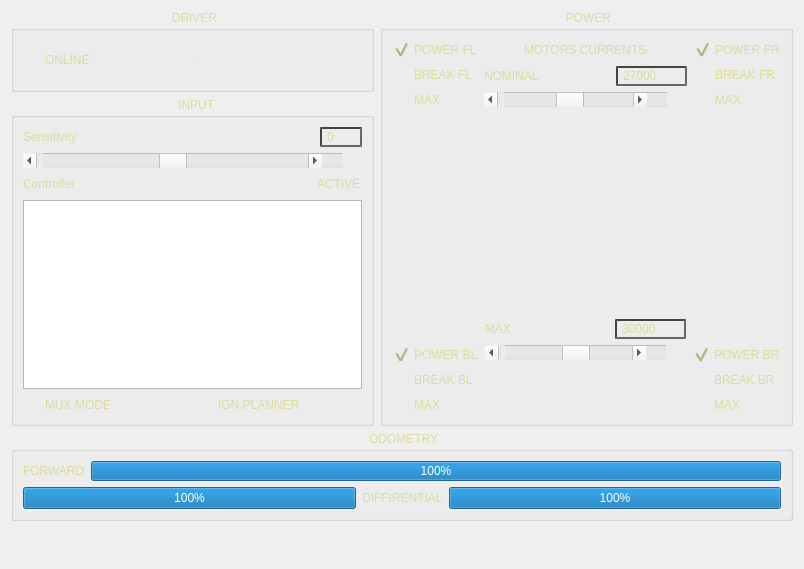
Old version of the form aleph2_gui/resource/ui/aleph2_drivetrain_controller.ui in the repository Continuum-UWr/aleph2_desktop.
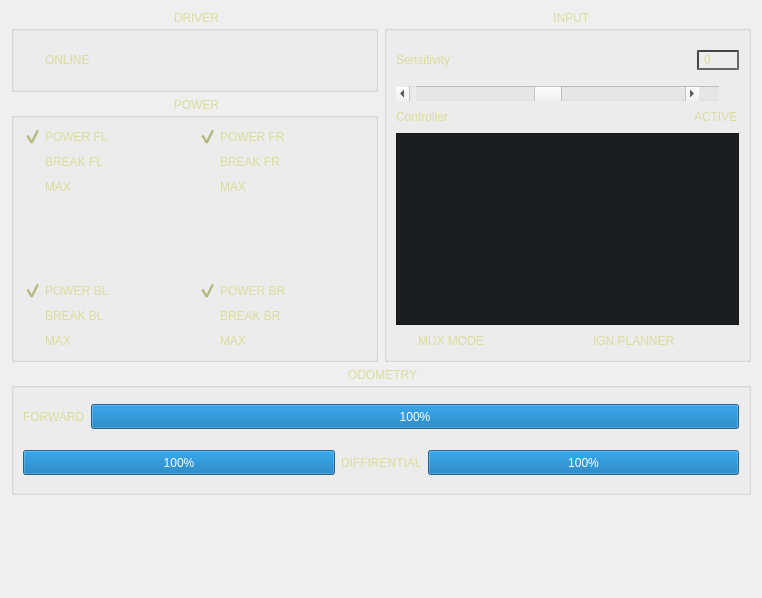
New version of the form. Icons and pictures are not drawn.

Commit message: Simplify drivetrain_controller UI description

```diff
--- a/aleph2_gui/resource/ui/aleph2_drivetrain_controller.ui
+++ b/aleph2_gui/resource/ui/aleph2_drivetrain_controller.ui
@@ -6,8 +6,8 @@
    <rect>
     <x>0</x>
     <y>0</y>
-    <width>804</width>
-    <height>569</height>
+    <width>762</width>
+    <height>598</height>
    </rect>
   </property>
   <property name="maximumSize">
@@ -24,6 +24,10 @@
 	background-image: url(:/ta-skin/bg1.gif);
 }
 
+QListWidget{
+	background: #1b1e20;
+}
+
 QLabel, QCheckBox, QTextEdit, QLineEdit, QGroupBox, QDoubleSpinBox, QSpinBox{
 	font: bold 10px, &quot;Segoe UI Black&quot;;
 	color: rgb(220, 220, 155);
@@ -223,153 +227,6 @@
         </widget>
        </item>
        <item>
-        <widget class="QGroupBox" name="PIN">
-         <property name="sizePolicy">
-          <sizepolicy hsizetype="Preferred" vsizetype="Expanding">
-           <horstretch>0</horstretch>
-           <verstretch>0</verstretch>
-          </sizepolicy>
-         </property>
-         <property name="title">
-          <string> INPUT</string>
-         </property>
-         <layout class="QVBoxLayout" name="verticalLayout">
-          <item>
-           <layout class="QHBoxLayout" name="horizontalLayout_7">
-            <item>
-             <widget class="QLabel" name="label_16">
-              <property name="text">
-               <string>Sensitivity</string>
-              </property>
-             </widget>
-            </item>
-            <item>
-             <spacer name="horizontalSpacer_3">
-              <property name="orientation">
-               <enum>Qt::Horizontal</enum>
-              </property>
-              <property name="sizeType">
-               <enum>QSizePolicy::Expanding</enum>
-              </property>
-              <property name="sizeHint" stdset="0">
-               <size>
-                <width>40</width>
-                <height>20</height>
-               </size>
-              </property>
-             </spacer>
-            </item>
-            <item>
-             <widget class="QSpinBox" name="spinBox">
-              <property name="minimum">
-               <number>-5</number>
-              </property>
-              <property name="maximum">
-               <number>5</number>
-              </property>
-             </widget>
-            </item>
-           </layout>
-          </item>
-          <item>
-           <widget class="QScrollBar" name="ISENSITIVITY">
-            <property name="minimum">
-             <number>-5</number>
-            </property>
-            <property name="maximum">
-             <number>5</number>
-            </property>
-            <property name="pageStep">
-             <number>1</number>
-            </property>
-            <property name="orientation">
-             <enum>Qt::Horizontal</enum>
-            </property>
-           </widget>
-          </item>
-          <item>
-           <layout class="QHBoxLayout" name="horizontalLayout_8">
-            <item>
-             <widget class="QLabel" name="label_17">
-              <property name="text">
-               <string>Controller</string>
-              </property>
-             </widget>
-            </item>
-            <item>
-             <spacer name="horizontalSpacer_4">
-              <property name="orientation">
-               <enum>Qt::Horizontal</enum>
-              </property>
-              <property name="sizeType">
-               <enum>QSizePolicy::Expanding</enum>
-              </property>
-              <property name="sizeHint" stdset="0">
-               <size>
-                <width>40</width>
-                <height>20</height>
-               </size>
-              </property>
-             </spacer>
-            </item>
-            <item>
-             <widget class="QCheckBox" name="CBACTIVE">
-              <property name="text">
-               <string>ACTIVE</string>
-              </property>
-              <property name="checked">
-               <bool>false</bool>
-              </property>
-             </widget>
-            </item>
-           </layout>
-          </item>
-          <item>
-           <widget class="QListWidget" name="ControllersList">
-            <property name="styleSheet">
-             <string notr="true">color: rgb(255, 255, 127);</string>
-            </property>
-           </widget>
-          </item>
-          <item>
-           <layout class="QHBoxLayout" name="horizontalLayout_9">
-            <item>
-             <widget class="QCheckBox" name="CBMUX">
-              <property name="text">
-               <string>MUX MODE</string>
-              </property>
-             </widget>
-            </item>
-            <item>
-             <widget class="QCheckBox" name="CBIGNORE">
-              <property name="enabled">
-               <bool>false</bool>
-              </property>
-              <property name="text">
-               <string>IGN.PLANNER</string>
-              </property>
-              <property name="checkable">
-               <bool>true</bool>
-              </property>
-              <property name="checked">
-               <bool>false</bool>
-              </property>
-              <property name="autoRepeat">
-               <bool>false</bool>
-              </property>
-              <property name="tristate">
-               <bool>false</bool>
-              </property>
-             </widget>
-            </item>
-           </layout>
-          </item>
-         </layout>
-        </widget>
-       </item>
-      </layout>
-     </item>
-     <item>
       <widget class="QGroupBox" name="PPOWER">
        <property name="sizePolicy">
         <sizepolicy hsizetype="Expanding" vsizetype="Preferred">
@@ -423,118 +280,6 @@
             </item>
            </layout>
           </item>
-          <item>
-           <layout class="QVBoxLayout" name="verticalLayout_4">
-            <item>
-             <layout class="QHBoxLayout" name="horizontalLayout">
-              <item>
-               <spacer name="horizontalSpacer_5">
-                <property name="orientation">
-                 <enum>Qt::Horizontal</enum>
-                </property>
-                <property name="sizeHint" stdset="0">
-                 <size>
-                  <width>40</width>
-                  <height>20</height>
-                 </size>
-                </property>
-               </spacer>
-              </item>
-              <item>
-               <widget class="QLabel" name="label_7">
-                <property name="sizePolicy">
-                 <sizepolicy hsizetype="Preferred" vsizetype="Fixed">
-                  <horstretch>0</horstretch>
-                  <verstretch>0</verstretch>
-                 </sizepolicy>
-                </property>
-                <property name="text">
-                 <string>MOTORS CURRENTS</string>
-                </property>
-               </widget>
-              </item>
-              <item>
-               <spacer name="horizontalSpacer_6">
-                <property name="orientation">
-                 <enum>Qt::Horizontal</enum>
-                </property>
-                <property name="sizeHint" stdset="0">
-                 <size>
-                  <width>40</width>
-                  <height>20</height>
-                 </size>
-                </property>
-               </spacer>
-              </item>
-             </layout>
-            </item>
-            <item>
-             <layout class="QHBoxLayout" name="horizontalLayout_10">
-              <item>
-               <widget class="QLabel" name="label_3">
-                <property name="text">
-                 <string>NOMINAL</string>
-                </property>
-               </widget>
-              </item>
-              <item>
-               <spacer name="horizontalSpacer_2">
-                <property name="orientation">
-                 <enum>Qt::Horizontal</enum>
-                </property>
-                <property name="sizeHint" stdset="0">
-                 <size>
-                  <width>40</width>
-                  <height>20</height>
-                 </size>
-                </property>
-               </spacer>
-              </item>
-              <item>
-               <widget class="QSpinBox" name="spinBox_2">
-                <property name="minimum">
-                 <number>0</number>
-                </property>
-                <property name="maximum">
-                 <number>205000</number>
-                </property>
-                <property name="singleStep">
-                 <number>1000</number>
-                </property>
-                <property name="value">
-                 <number>27000</number>
-                </property>
-               </widget>
-              </item>
-             </layout>
-            </item>
-            <item>
-             <widget class="QScrollBar" name="CurSpin">
-              <property name="sizePolicy">
-               <sizepolicy hsizetype="Expanding" vsizetype="Fixed">
-                <horstretch>0</horstretch>
-                <verstretch>0</verstretch>
-               </sizepolicy>
-              </property>
-              <property name="maximum">
-               <number>50000</number>
-              </property>
-              <property name="singleStep">
-               <number>500</number>
-              </property>
-              <property name="pageStep">
-               <number>7000</number>
-              </property>
-              <property name="value">
-               <number>27000</number>
-              </property>
-              <property name="orientation">
-               <enum>Qt::Horizontal</enum>
-              </property>
-             </widget>
-            </item>
-           </layout>
-          </item>
           <item>
            <layout class="QVBoxLayout" name="verticalLayout_3">
             <item>
@@ -588,19 +333,6 @@
          <layout class="QHBoxLayout" name="horizontalLayout_13">
           <item>
            <layout class="QVBoxLayout" name="verticalLayout_5">
-            <item>
-             <spacer name="verticalSpacer_6">
-              <property name="orientation">
-               <enum>Qt::Vertical</enum>
-              </property>
-              <property name="sizeHint" stdset="0">
-               <size>
-                <width>20</width>
-                <height>40</height>
-               </size>
-              </property>
-             </spacer>
-            </item>
             <item>
              <widget class="QCheckBox" name="PRL">
               <property name="text">
@@ -633,116 +365,8 @@
             </item>
            </layout>
           </item>
-          <item>
-           <layout class="QVBoxLayout" name="verticalLayout_6">
-            <item>
-             <spacer name="verticalSpacer">
-              <property name="orientation">
-               <enum>Qt::Vertical</enum>
-              </property>
-              <property name="sizeHint" stdset="0">
-               <size>
-                <width>20</width>
-                <height>40</height>
-               </size>
-              </property>
-             </spacer>
-            </item>
-            <item>
-             <layout class="QHBoxLayout" name="horizontalLayout_12">
-              <item>
-               <widget class="QLabel" name="label_6">
-                <property name="text">
-                 <string>MAX</string>
-                </property>
-               </widget>
-              </item>
-              <item>
-               <spacer name="horizontalSpacer">
-                <property name="orientation">
-                 <enum>Qt::Horizontal</enum>
-                </property>
-                <property name="sizeHint" stdset="0">
-                 <size>
-                  <width>40</width>
-                  <height>20</height>
-                 </size>
-                </property>
-               </spacer>
-              </item>
-              <item>
-               <widget class="QSpinBox" name="spinBox_4">
-                <property name="minimum">
-                 <number>0</number>
-                </property>
-                <property name="maximum">
-                 <number>205000</number>
-                </property>
-                <property name="singleStep">
-                 <number>1000</number>
-                </property>
-                <property name="value">
-                 <number>30000</number>
-                </property>
-               </widget>
-              </item>
-             </layout>
-            </item>
-            <item>
-             <widget class="QScrollBar" name="CurSpin_2">
-              <property name="sizePolicy">
-               <sizepolicy hsizetype="Expanding" vsizetype="Fixed">
-                <horstretch>0</horstretch>
-                <verstretch>0</verstretch>
-               </sizepolicy>
-              </property>
-              <property name="maximum">
-               <number>50000</number>
-              </property>
-              <property name="singleStep">
-               <number>500</number>
-              </property>
-              <property name="pageStep">
-               <number>7000</number>
-              </property>
-              <property name="value">
-               <number>30000</number>
-              </property>
-              <property name="orientation">
-               <enum>Qt::Horizontal</enum>
-              </property>
-             </widget>
-            </item>
-            <item>
-             <spacer name="verticalSpacer_2">
-              <property name="orientation">
-               <enum>Qt::Vertical</enum>
-              </property>
-              <property name="sizeHint" stdset="0">
-               <size>
-                <width>20</width>
-                <height>40</height>
-               </size>
-              </property>
-             </spacer>
-            </item>
-           </layout>
-          </item>
           <item>
            <layout class="QVBoxLayout" name="verticalLayout_7">
-            <item>
-             <spacer name="verticalSpacer_7">
-              <property name="orientation">
-               <enum>Qt::Vertical</enum>
-              </property>
-              <property name="sizeHint" stdset="0">
-               <size>
-                <width>20</width>
-                <height>40</height>
-               </size>
-              </property>
-             </spacer>
-            </item>
             <item>
              <widget class="QCheckBox" name="PRR">
               <property name="text">
@@ -783,6 +407,171 @@
     </layout>
    </item>
    <item>
+      <widget class="QGroupBox" name="PIN">
+       <property name="sizePolicy">
+        <sizepolicy hsizetype="Preferred" vsizetype="Expanding">
+         <horstretch>0</horstretch>
+         <verstretch>0</verstretch>
+        </sizepolicy>
+       </property>
+       <property name="title">
+        <string> INPUT</string>
+       </property>
+       <layout class="QVBoxLayout" name="verticalLayout">
+        <item>
+         <layout class="QHBoxLayout" name="horizontalLayout_7">
+          <property name="spacing">
+           <number>6</number>
+          </property>
+          <property name="topMargin">
+           <number>0</number>
+          </property>
+          <item>
+           <widget class="QLabel" name="label_16">
+            <property name="minimumSize">
+             <size>
+              <width>0</width>
+              <height>40</height>
+             </size>
+            </property>
+            <property name="text">
+             <string>Sensitivity</string>
+            </property>
+           </widget>
+          </item>
+          <item>
+           <spacer name="horizontalSpacer_3">
+            <property name="orientation">
+             <enum>Qt::Horizontal</enum>
+            </property>
+            <property name="sizeType">
+             <enum>QSizePolicy::Expanding</enum>
+            </property>
+            <property name="sizeHint" stdset="0">
+             <size>
+              <width>40</width>
+              <height>20</height>
+             </size>
+            </property>
+           </spacer>
+          </item>
+          <item>
+           <widget class="QSpinBox" name="spinBox">
+            <property name="minimum">
+             <number>-5</number>
+            </property>
+            <property name="maximum">
+             <number>5</number>
+            </property>
+           </widget>
+          </item>
+         </layout>
+        </item>
+        <item>
+         <widget class="QScrollBar" name="ISENSITIVITY">
+          <property name="minimum">
+           <number>-5</number>
+          </property>
+          <property name="maximum">
+           <number>5</number>
+          </property>
+          <property name="pageStep">
+           <number>1</number>
+          </property>
+          <property name="orientation">
+           <enum>Qt::Horizontal</enum>
+          </property>
+         </widget>
+        </item>
+        <item>
+         <layout class="QHBoxLayout" name="horizontalLayout_8">
+          <property name="topMargin">
+           <number>0</number>
+          </property>
+          <item>
+           <widget class="QLabel" name="label_17">
+            <property name="text">
+             <string>Controller</string>
+            </property>
+           </widget>
+          </item>
+          <item>
+           <spacer name="horizontalSpacer_4">
+            <property name="orientation">
+             <enum>Qt::Horizontal</enum>
+            </property>
+            <property name="sizeType">
+             <enum>QSizePolicy::Expanding</enum>
+            </property>
+            <property name="sizeHint" stdset="0">
+             <size>
+              <width>40</width>
+              <height>20</height>
+             </size>
+            </property>
+           </spacer>
+          </item>
+          <item>
+           <widget class="QCheckBox" name="CBACTIVE">
+            <property name="text">
+             <string>ACTIVE</string>
+            </property>
+            <property name="checked">
+             <bool>false</bool>
+            </property>
+           </widget>
+          </item>
+         </layout>
+        </item>
+        <item>
+         <widget class="QListWidget" name="ControllersList">
+          <property name="autoFillBackground">
+           <bool>false</bool>
+          </property>
+          <property name="styleSheet">
+           <string notr="true">color: rgb(255, 255, 127);</string>
+          </property>
+         </widget>
+        </item>
+        <item>
+         <layout class="QHBoxLayout" name="horizontalLayout_9">
+          <item>
+           <widget class="QCheckBox" name="CBMUX">
+            <property name="text">
+             <string>MUX MODE</string>
+            </property>
+           </widget>
+          </item>
+          <item>
+           <widget class="QCheckBox" name="CBIGNORE">
+            <property name="enabled">
+             <bool>false</bool>
+            </property>
+            <property name="text">
+             <string>IGN.PLANNER</string>
+            </property>
+            <property name="checkable">
+             <bool>true</bool>
+            </property>
+            <property name="checked">
+             <bool>false</bool>
+            </property>
+            <property name="autoRepeat">
+             <bool>false</bool>
+            </property>
+            <property name="tristate">
+             <bool>false</bool>
+            </property>
+           </widget>
+          </item>
+         </layout>
+        </item>
+       </layout>
+      </widget>
+     </item>
+    </layout>
+   </item>
+   <item>
     <layout class="QHBoxLayout" name="horizontalLayout_17">
      <item>
       <widget class="QGroupBox" name="PODOM">
@@ -794,6 +583,12 @@
          <layout class="QHBoxLayout" name="horizontalLayout_14">
           <item>
            <widget class="QLabel" name="label_2">
+            <property name="minimumSize">
+             <size>
+              <width>0</width>
+              <height>40</height>
+             </size>
+            </property>
             <property name="text">
              <string>FORWARD</string>
             </property>
@@ -807,6 +602,12 @@
               <verstretch>0</verstretch>
              </sizepolicy>
             </property>
+            <property name="minimumSize">
+             <size>
+              <width>0</width>
+              <height>25</height>
+             </size>
+            </property>
             <property name="maximum">
              <number>44</number>
             </property>
@@ -821,6 +622,12 @@
          <layout class="QHBoxLayout" name="horizontalLayout_15">
           <item>
            <widget class="QProgressBar" name="PBDL">
+            <property name="minimumSize">
+             <size>
+              <width>0</width>
+              <height>25</height>
+             </size>
+            </property>
             <property name="maximum">
              <number>44</number>
             </property>
@@ -831,6 +638,12 @@
           </item>
           <item>
            <widget class="QLabel" name="label_11">
+            <property name="minimumSize">
+             <size>
+              <width>0</width>
+              <height>40</height>
+             </size>
+            </property>
             <property name="text">
              <string>DIFFIRENTIAL</string>
             </property>
@@ -838,6 +651,12 @@
           </item>
           <item>
            <widget class="QProgressBar" name="PBDR">
+            <property name="minimumSize">
+             <size>
+              <width>0</width>
+              <height>25</height>
+             </size>
+            </property>
             <property name="maximum">
              <number>44</number>
             </property>
```
Left out of the diff: 80 changed lines with no effect on the pictures. Lines whose indentation alone changed are shown as unchanged.
